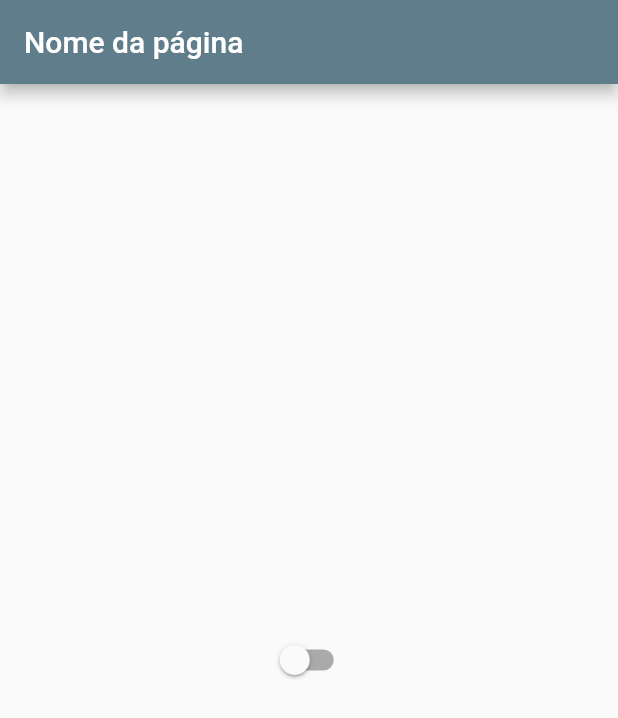
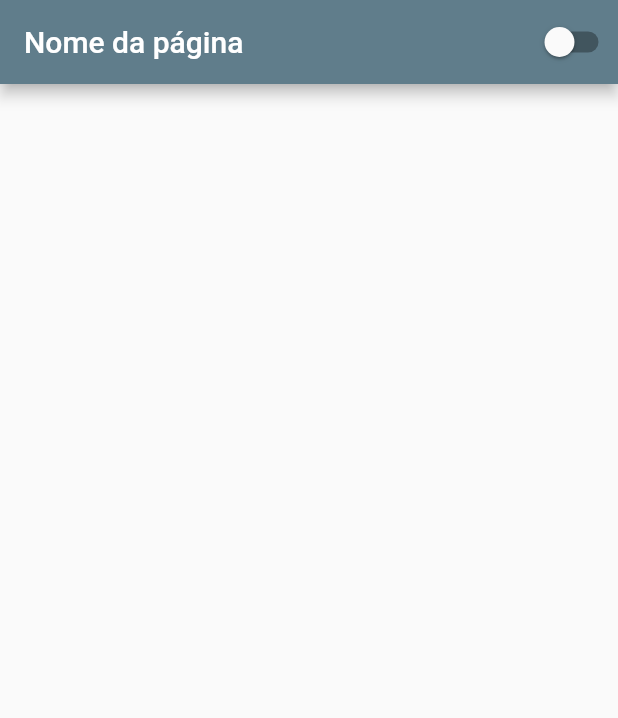
Before and after one commit to sousa-p/aprendendo_flutter, a Flutter app: the screen it shows after launch, on a phone screen of 412 x 824 dp. Shown: the top 718 px of the screen. Run offline on Flutter 3.47's test engine with Material 2 defaults, Android fonts, the phone set to English and light mode, and no system bars.

Commit message:
Componentização

```diff
--- a/lib/home_page.dart
+++ b/lib/home_page.dart
@@ -14,14 +14,21 @@ class HomePageState extends State<HomePage> {
     return Scaffold(
       appBar: AppBar(
         title: Text('Nome da página'),
+        actions: [CustomSwitch()],
       ),
-      body: Center(
-          child: Switch(
+    );
+  }
+}
+
+class CustomSwitch extends StatelessWidget {
+  const CustomSwitch({super.key});
+
+  @override
+  Widget build(BuildContext context) {
+    return Switch(
         value: AppController.instance.isDarkTheme,
         onChanged: ((value) {
           AppController.instance.changeTheme();
-        }),
-      )),
-    );
+        }));
   }
 }
```
